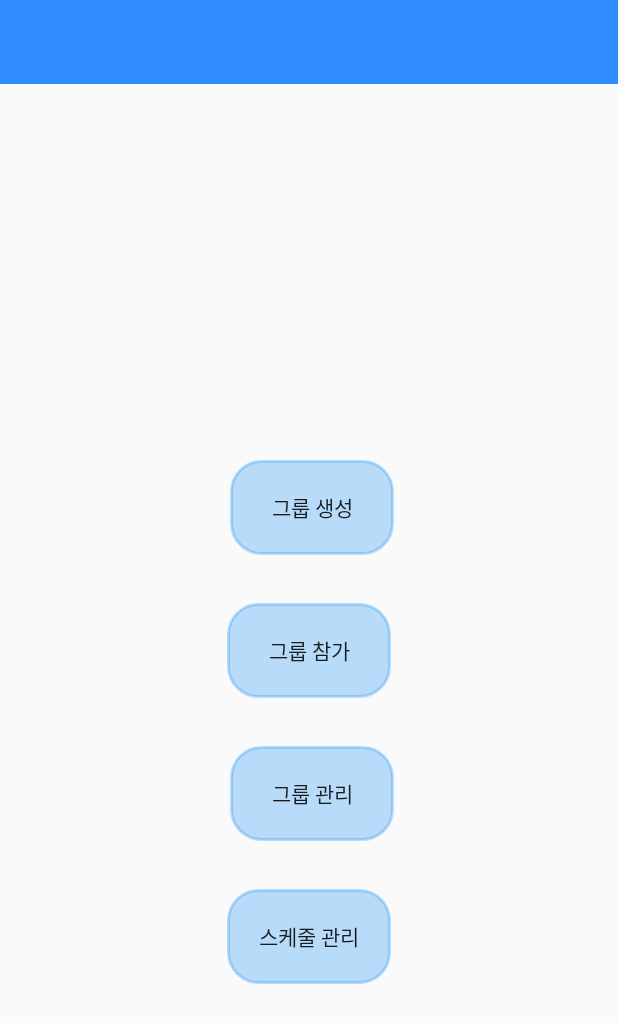
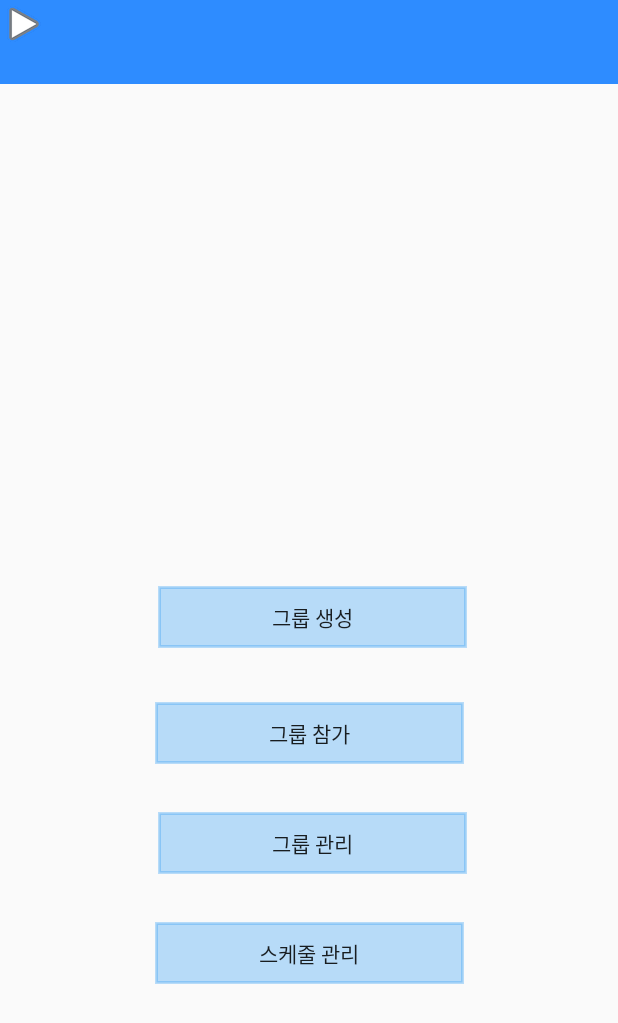
Before and after one commit to DartNee/CapstoneProject, an Android app: the screen it shows after launch (MainActivity), on a phone screen of 412 x 824 dp. Shown: the top 1023 px of the screen. Run offline under Robolectric (Android 15) with nearby library versions, the phone set to English and light mode, and no system bars; 6 statements that could not run were skipped.

```diff
--- a/app/src/main/res/drawable/roundbutton.xml
+++ b/app/src/main/res/drawable/roundbutton.xml
@@ -4,10 +4,10 @@
     android:shape="rectangle" >
 
     <corners
-        android:bottomLeftRadius="20dp"
-        android:bottomRightRadius="20dp"
-        android:topLeftRadius="20dp"
-        android:topRightRadius="20dp" />
+        android:bottomLeftRadius="0dp"
+        android:bottomRightRadius="0dp"
+        android:topLeftRadius="0dp"
+        android:topRightRadius="0dp" />
     <stroke
         android:color="#000000"
         android:width="2dp"
--- a/app/src/main/res/layout/activity_main.xml
+++ b/app/src/main/res/layout/activity_main.xml
@@ -9,10 +9,10 @@
 
     <Button
         android:id="@+id/button1"
-        android:layout_width="109dp"
-        android:layout_height="63dp"
+        android:layout_width="206dp"
+        android:layout_height="41dp"
         android:layout_marginStart="2dp"
-        android:layout_marginBottom="32dp"
+        android:layout_marginBottom="36dp"
         android:background="@drawable/roundbutton"
         android:backgroundTint="#4F2196F3"
         android:text="그룹 생성"
@@ -21,8 +21,8 @@
 
     <Button
         android:id="@+id/button2"
-        android:layout_width="109dp"
-        android:layout_height="63dp"
+        android:layout_width="206dp"
+        android:layout_height="41dp"
         android:layout_marginEnd="2dp"
         android:layout_marginBottom="32dp"
         android:background="@drawable/roundbutton"
@@ -33,8 +33,8 @@
 
     <Button
         android:id="@+id/button3"
-        android:layout_width="109dp"
-        android:layout_height="63dp"
+        android:layout_width="206dp"
+        android:layout_height="41dp"
         android:layout_marginStart="2dp"
         android:layout_marginBottom="32dp"
         android:background="@drawable/roundbutton"
@@ -45,8 +45,8 @@
 
     <Button
         android:id="@+id/button4"
-        android:layout_width="109dp"
-        android:layout_height="63dp"
+        android:layout_width="206dp"
+        android:layout_height="41dp"
         android:layout_marginBottom="168dp"
         android:background="@drawable/roundbutton"
         android:backgroundTint="#4F2196F3"
@@ -67,5 +67,37 @@
         app:layout_constraintTop_toTopOf="parent"
         app:titleTextColor="#8B0000"></androidx.appcompat.widget.Toolbar>
 
+    <ImageView
+        android:id="@+id/imageView"
+        android:layout_width="wrap_content"
+        android:layout_height="wrap_content"
+        app:srcCompat="@android:drawable/ic_media_play"
+        tools:layout_editor_absoluteX="73dp"
+        tools:layout_editor_absoluteY="299dp" />
+
+    <ImageView
+        android:id="@+id/imageView2"
+        android:layout_width="wrap_content"
+        android:layout_height="wrap_content"
+        app:srcCompat="@android:drawable/ic_media_play"
+        tools:layout_editor_absoluteX="71dp"
+        tools:layout_editor_absoluteY="376dp" />
+
+    <ImageView
+        android:id="@+id/imageView3"
+        android:layout_width="wrap_content"
+        android:layout_height="wrap_content"
+        app:srcCompat="@android:drawable/ic_media_play"
+        tools:layout_editor_absoluteX="73dp"
+        tools:layout_editor_absoluteY="449dp" />
+
+    <ImageView
+        android:id="@+id/imageView4"
+        android:layout_width="wrap_content"
+        android:layout_height="wrap_content"
+        app:srcCompat="@android:drawable/ic_media_play"
+        tools:layout_editor_absoluteX="71dp"
+        tools:layout_editor_absoluteY="522dp" />
+
 
 </androidx.constraintlayout.widget.ConstraintLayout>
```
